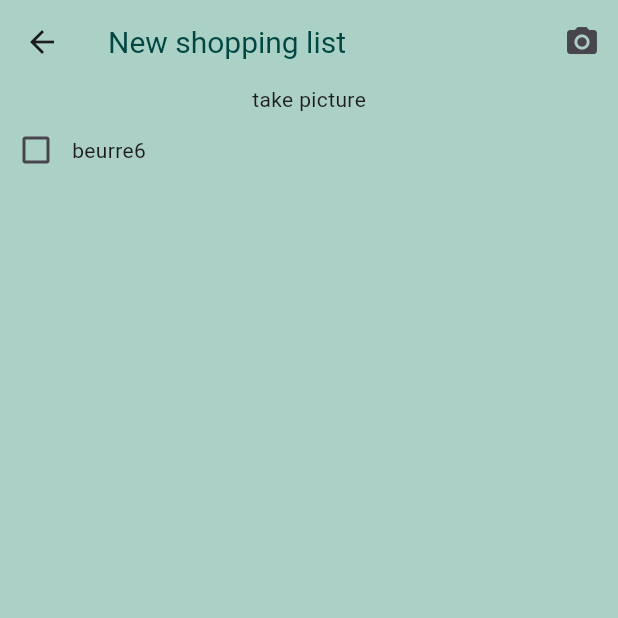
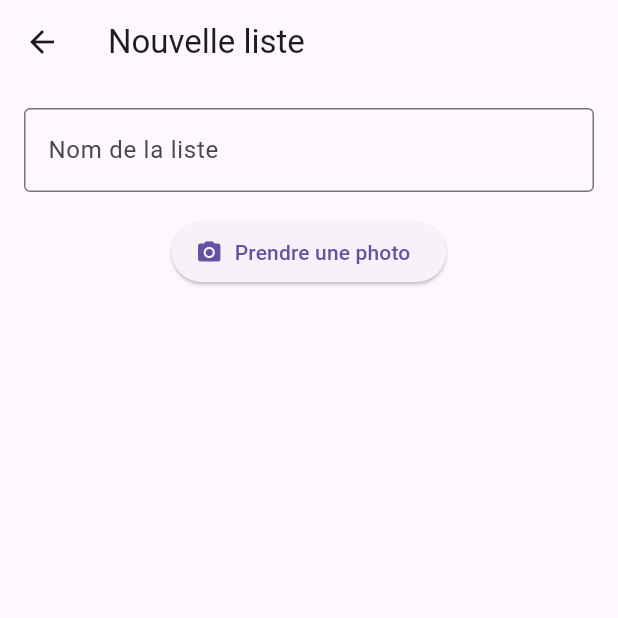
Before and after one commit to val-fcn/shopAI, a Flutter app: the screen it shows after launch, after a tap on the "add" icon, on a phone screen of 412 x 824 dp, the top half of it. Run offline on Flutter 3.47's test engine with Material 3 defaults, Android fonts, the phone set to English and light mode, and no system bars; our stand-ins replace image_picker, shared_preferences.

Commit message:
screens modified & add ai logic

```diff
--- a/lib/data/test_data.dart
+++ b/lib/data/test_data.dart
@@ -1,5 +1,5 @@
 // lib/utils/test_data.dart
-import 'package:shop_ai/models/grocery_item.dart';
+import 'package:shop_ai/models/shopping_item.dart';
 import 'package:shop_ai/services/storage_service.dart';
 
 class TestData {
--- a/lib/main.dart
+++ b/lib/main.dart
@@ -1,21 +1,27 @@
 import 'package:flutter/material.dart';
-import 'package:shop_ai/view/home.dart';
-import 'theme.dart';
+import 'package:shop_ai/services/storage_service.dart';
+import 'package:shop_ai/view/home_screen.dart';
+import 'package:shared_preferences/shared_preferences.dart';
+//import 'theme.dart';
 
-void main() {
-  runApp(const MainApp());
+void main() async {
+  WidgetsFlutterBinding.ensureInitialized();
+  final prefs = await SharedPreferences.getInstance();
+  final storageService = StorageService(prefs);
+  runApp(MainApp(storageService: storageService));
 }
 
 class MainApp extends StatelessWidget {
-  const MainApp({super.key});
+  final StorageService storageService;
+  const MainApp({super.key, required this.storageService});
 
   @override
   Widget build(BuildContext context) {
     return MaterialApp(
-      home: const Scaffold(
-        body: Center(child: HomeView()),
+      theme: ThemeData(primarySwatch: Colors.blue),
+      home: Scaffold(
+        body: Center(child: HomeScreen(storageService: storageService)),
       ),
-      theme: AppTheme.lightTheme,
     );
   }
 }
--- a/lib/view/add_list.dart
+++ /dev/null
@@ -1,45 +0,0 @@
-import 'package:flutter/material.dart';
-
-class AddListView extends StatefulWidget {
-  const AddListView({super.key});
-
-  @override
-  State<AddListView> createState() => _AddListViewState();
-}
-
-class _AddListViewState extends State<AddListView> {
-  var isChecked = false;
-
-  @override
-  Widget build(BuildContext context) {
-    return Scaffold(
-      appBar: AppBar(
-        title: const Text('New shopping list'),
-        actions: [
-          IconButton(
-            onPressed: () {},
-            icon: const Icon(Icons.camera_alt),
-          )
-        ],
-      ),
-      body: Center(
-          child: Column(
-        children: [
-          const Text('take picture'),
-          Row(
-            children: [
-              Checkbox(
-                value: isChecked,
-                onChanged: (bool? value) {
-                  isChecked = !isChecked;
-                },
-              ),
-              const Text('beurre'),
-              const Text('6'),
-            ],
-          )
-        ],
-      )),
-    );
-  }
-}
--- /dev/null
+++ b/lib/view/create_list_screen.dart
@@ -0,0 +1,192 @@
+import 'dart:io';
+import 'package:flutter/material.dart';
+import 'package:image_picker/image_picker.dart';
+import 'package:shop_ai/models/shopping_item.dart';
+import '../services/ai_service.dart';
+import '../services/storage_service.dart';
+
+class CreateListScreen extends StatefulWidget {
+  final StorageService storageService;
+  final AiService aiService;
+
+  const CreateListScreen({
+    super.key,
+    required this.storageService,
+    required this.aiService,
+  });
+
+  @override
+  State<CreateListScreen> createState() => _CreateListScreenState();
+}
+
+class _CreateListScreenState extends State<CreateListScreen> {
+  File? _image;
+  final _titleController = TextEditingController();
+  List<ShoppingItem> _detectedItems = [];
+  bool _isAnalyzing = false;
+  final _formKey = GlobalKey<FormState>();
+
+  Future<void> _takePicture() async {
+    final ImagePicker picker = ImagePicker();
+    final XFile? photo = await picker.pickImage(source: ImageSource.camera);
+
+    if (photo != null) {
+      setState(() {
+        _image = File(photo.path);
+        _isAnalyzing = true;
+      });
+
+      try {
+        final items = await widget.aiService.analyzeImage(_image!);
+        setState(() {
+          _detectedItems = items;
+          _isAnalyzing = false;
+        });
+      } catch (e) {
+        setState(() {
+          _isAnalyzing = false;
+        });
+        if (mounted) {
+          ScaffoldMessenger.of(context).showSnackBar(
+            const SnackBar(
+                content: Text('Erreur lors de l\'analyse de l\'image')),
+          );
+        }
+      }
+    }
+  }
+
+  Future<void> _saveList() async {
+    if (!_formKey.currentState!.validate()) return;
+
+    final newList = ShoppingList(
+      title: _titleController.text,
+      items: _detectedItems,
+    );
+
+    await widget.storageService.addList(newList);
+    if (mounted) {
+      Navigator.pop(context);
+    }
+  }
+
+  @override
+  void dispose() {
+    _titleController.dispose();
+    super.dispose();
+  }
+
+  @override
+  Widget build(BuildContext context) {
+    return Scaffold(
+      appBar: AppBar(
+        title: const Text('Nouvelle liste'),
+        actions: [
+          if (_detectedItems.isNotEmpty)
+            IconButton(
+              icon: const Icon(Icons.check),
+              onPressed: _saveList,
+            ),
+        ],
+      ),
+      body: Form(
+        key: _formKey,
+        child: ListView(
+          padding: const EdgeInsets.all(16),
+          children: [
+            TextFormField(
+              controller: _titleController,
+              decoration: const InputDecoration(
+                labelText: 'Nom de la liste',
+                border: OutlineInputBorder(),
+              ),
+              validator: (value) {
+                if (value == null || value.isEmpty) {
+                  return 'Veuillez entrer un nom pour la liste';
+                }
+                return null;
+              },
+            ),
+            const SizedBox(height: 16),
+            if (_image == null)
+              Center(
+                child: ElevatedButton.icon(
+                  onPressed: _takePicture,
+                  icon: const Icon(Icons.camera_alt),
+                  label: const Text('Prendre une photo'),
+                ),
+              )
+            else
+              Column(
+                children: [
+                  ClipRRect(
+                    borderRadius: BorderRadius.circular(8),
+                    child: Image.file(
+                      _image!,
+                      height: 200,
+                      width: double.infinity,
+                      fit: BoxFit.cover,
+                    ),
+                  ),
+                  const SizedBox(height: 8),
+                  TextButton(
+                    onPressed: _takePicture,
+                    child: const Text('Reprendre la photo'),
+                  ),
+                ],
+              ),
+            const SizedBox(height: 16),
+            if (_isAnalyzing)
+              const Center(
+                child: Column(
+                  children: [
+                    CircularProgressIndicator(),
+                    SizedBox(height: 8),
+                    Text('Analyse de l\'image en cours...'),
+                  ],
+                ),
+              )
+            else if (_detectedItems.isNotEmpty) ...[
+              const Text(
+                'Ingrédients détectés :',
+                style: TextStyle(
+                  fontSize: 18,
+                  fontWeight: FontWeight.bold,
+                ),
+              ),
+              const SizedBox(height: 8),
+              ListView.builder(
+                shrinkWrap: true,
+                physics: const NeverScrollableScrollPhysics(),
+                itemCount: _detectedItems.length,
+                itemBuilder: (context, index) {
+                  final item = _detectedItems[index];
+                  return ListTile(
+                    title: Text(item.name),
+                    subtitle: Text(item.quantity),
+                    trailing: IconButton(
+                      icon: const Icon(Icons.delete),
+                      onPressed: () {
+                        setState(() {
+                          _detectedItems.removeAt(index);
+                        });
+                      },
+                    ),
+                  );
+                },
+              ),
+            ],
+          ],
+        ),
+      ),
+      floatingActionButton: _image == null
+          ? null
+          : FloatingActionButton(
+              onPressed: () {
+                // TODO: Ajouter la logique pour modifier manuellement la liste
+              },
+              child: const Icon(Icons.edit),
+            ),
+    );
+  }
+}
--- a/lib/view/home.dart
+++ /dev/null
@@ -1,45 +0,0 @@
-import 'package:flutter/material.dart';
-import 'package:shop_ai/data/dummy_data.dart';
-import 'package:shop_ai/view/add_list.dart';
-import 'package:shop_ai/view/list_details.dart';
-
-class HomeView extends StatelessWidget {
-  const HomeView({super.key});
-
-  @override
-  Widget build(BuildContext context) {
-    return Scaffold(
-        appBar: AppBar(
-          title: const Text('Shopping list'),
-          actions: [
-            IconButton(
-              onPressed: () {
-                Navigator.push(
-                  context,
-                  MaterialPageRoute(
-                    builder: (context) => const AddListView(),
-                  ),
-                );
-              },
-              icon: const Icon(Icons.add),
-            ),
-          ],
-        ),
-        body: ListView.builder(
-          itemCount: groceryList.length,
-          itemBuilder: (context, index) => ListTile(
-            title: Text(groceryList[index].name),
-            onTap: () {
-              Navigator.push(
-                context,
-                MaterialPageRoute(
-                  builder: (context) => ListDetailsView(
-                    groceryList: groceryList[index],
-                  ),
-                ),
-              );
-            },
-          ),
-        ));
-  }
-}
--- /dev/null
+++ b/lib/view/home_screen.dart
@@ -0,0 +1,104 @@
+import 'package:flutter/material.dart';
+import 'package:shop_ai/data/test_data.dart';
+import 'package:shop_ai/models/shopping_item.dart';
+import 'package:shop_ai/services/ai_service.dart';
+import 'package:shop_ai/services/storage_service.dart';
+import 'package:shop_ai/view/create_list_screen.dart';
+//import 'package:shop_ai/view/add_list.dart';
+import 'package:shop_ai/view/details_screen.dart';
+
+class HomeScreen extends StatefulWidget {
+  const HomeScreen({
+    super.key,
+    required this.storageService,
+  });
+
+  final StorageService storageService;
+
+  @override
+  State<HomeScreen> createState() => _HomeScreenState();
+}
+
+class _HomeScreenState extends State<HomeScreen> {
+  List<ShoppingList> _shoppingLists = [];
+
+  @override
+  void initState() {
+    super.initState();
+    _loadLists();
+  }
+
+  Future<void> _loadLists() async {
+    final lists = await widget.storageService.getLists();
+    if (lists.isEmpty) {
+      // Charger les données de test si aucune donnée n'existe
+      await TestData.loadTestData(widget.storageService);
+      final testLists = await widget.storageService.getLists();
+      setState(() {
+        _shoppingLists = testLists;
+      });
+    } else {
+      setState(() {
+        _shoppingLists = lists;
+      });
+    }
+  }
+
+  @override
+  Widget build(BuildContext context) {
+    return Scaffold(
+      appBar: AppBar(
+        title: const Text('Shopping list'),
+      ),
+      body: ListView.builder(
+          itemCount: _shoppingLists.length,
+          itemBuilder: (context, index) {
+            final list = _shoppingLists[index];
+            return Dismissible(
+              key: Key(list.id),
+              direction: DismissDirection.endToStart,
+              onDismissed: (_) async {
+                await widget.storageService.deleteList(
+                  (list.id),
+                );
+                _loadLists();
+              },
+              child: Card(
+                child: ListTile(
+                  title: Text(list.title),
+                  subtitle: Text(
+                    "${list.createdAt.day}/${list.createdAt.month}/${list.createdAt.year}",
+                  ),
+                  trailing: const Icon(Icons.chevron_right),
+                  onTap: () {
+                    Navigator.push(
+                      context,
+                      MaterialPageRoute(
+                        builder: (context) => DetailsScreen(
+                          shoppingList: list,
+                          storageService: widget.storageService,
+                        ),
+                      ),
+                    ).then((_) => _loadLists());
+                  },
+                ),
+              ),
+            );
+          }),
+      floatingActionButton: FloatingActionButton(
+        onPressed: () {
+          Navigator.push(
+            context,
+            MaterialPageRoute(
+              builder: (context) => CreateListScreen(
+                storageService: widget.storageService,
+                aiService: AiService(),
+              ),
+            ),
+          ).then((_) => _loadLists());
+        },
+        child: const Icon(Icons.add),
+      ),
+    );
+  }
+}
--- a/pubspec.yaml
+++ b/pubspec.yaml
@@ -15,6 +15,7 @@ dependencies:
   permission_handler: ^11.3.1
   http: ^1.2.2
   shared_preferences: ^2.3.2
+  uuid: ^4.5.1
 
 dev_dependencies:
   flutter_test:
```
Also changed, not shown: lib/data/dummy_data.dart (deleted, +0 -29 lines), lib/models/grocery_item.dart (deleted, +0 -18 lines), lib/services/ai_service.dart (added, +23 -0 lines), lib/view/details_screen.dart (added, +70 -0 lines), lib/view/list_details.dart (deleted, +0 -44 lines), pubspec.lock.
